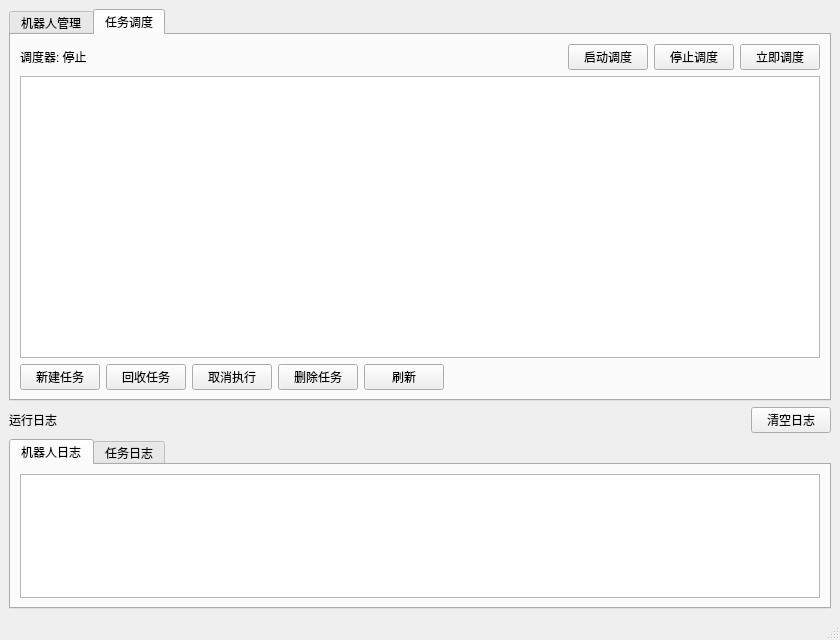
Qt form app/mainwindow.ui (Yukonila/AVGRobot) before a commit.
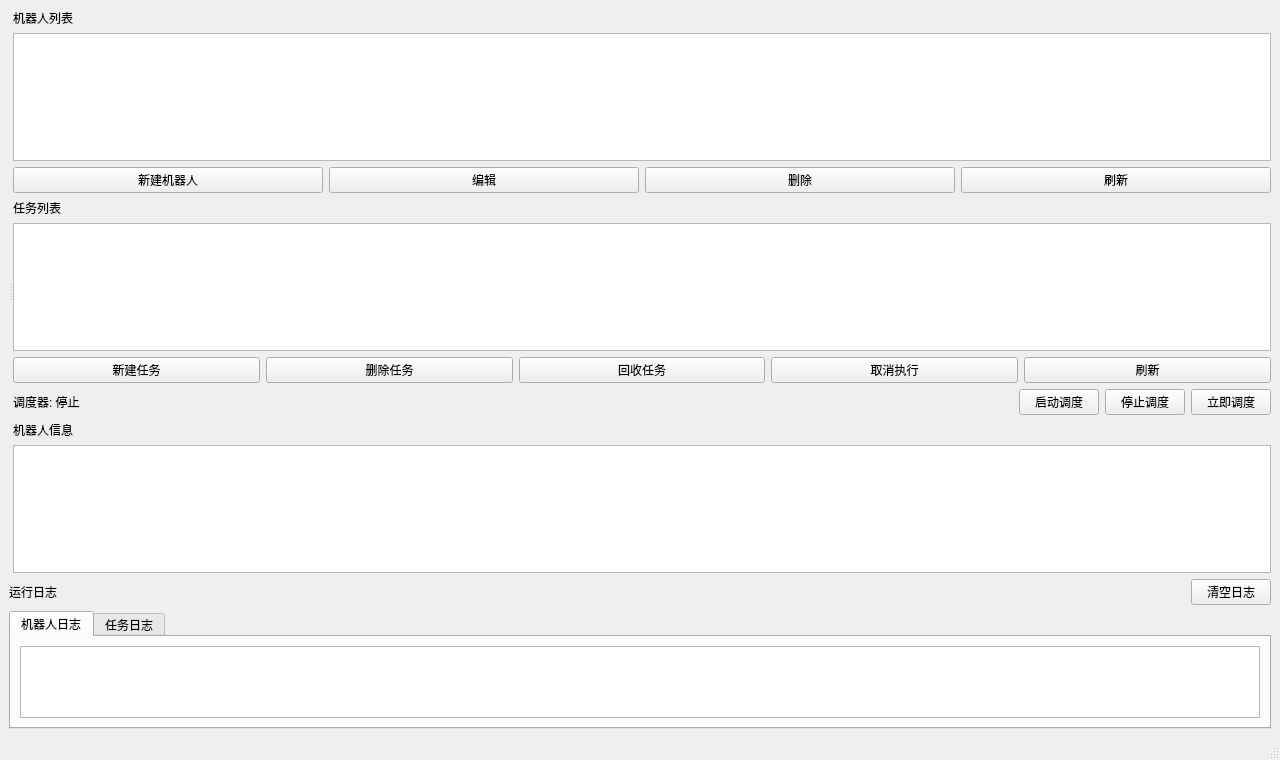
The same form after that commit.

```diff
--- a/app/mainwindow.ui
+++ b/app/mainwindow.ui
@@ -6,8 +6,8 @@
    <rect>
     <x>0</x>
     <y>0</y>
-    <width>840</width>
-    <height>640</height>
+    <width>1280</width>
+    <height>760</height>
    </rect>
   </property>
   <property name="windowTitle">
@@ -16,22 +16,32 @@
   <widget class="QWidget" name="centralwidget">
    <layout class="QVBoxLayout" name="verticalLayout">
     <item>
-     <widget class="QTabWidget" name="tabMain">
-      <property name="currentIndex">
-       <number>1</number>
+     <widget class="QSplitter" name="mainSplitter">
+      <property name="orientation">
+       <enum>Qt::Horizontal</enum>
       </property>
-      <widget class="QWidget" name="robotPage">
-       <attribute name="title">
-        <string>机器人管理</string>
-       </attribute>
-       <layout class="QVBoxLayout" name="robotPageLayout">
+      <widget class="QWidget" name="canvasHost">
+       <layout class="QVBoxLayout" name="canvasLayout"/>
+      </widget>
+      <widget class="QWidget" name="rightPanel">
+       <property name="minimumSize">
+        <size>
+         <width>380</width>
+         <height>0</height>
+        </size>
+       </property>
+       <layout class="QVBoxLayout" name="rightLayout">
+        <item>
+         <widget class="QLabel" name="labelRobotList">
+          <property name="text">
+           <string>机器人列表</string>
+          </property>
+         </widget>
+        </item>
         <item>
          <widget class="QTableWidget" name="tableRobot">
           <property name="editTriggers">
-           <set>QAbstractItemView::EditTrigger::NoEditTriggers</set>
-          </property>
-          <property name="alternatingRowColors">
-           <bool>true</bool>
+           <set>QAbstractItemView::NoEditTriggers</set>
           </property>
           <property name="selectionBehavior">
            <enum>QAbstractItemView::SelectionBehavior::SelectRows</enum>
@@ -68,28 +78,67 @@
             </property>
            </widget>
           </item>
+         </layout>
+        </item>
+        <item>
+         <widget class="QLabel" name="labelTaskList">
+          <property name="text">
+           <string>任务列表</string>
+          </property>
+         </widget>
+        </item>
+        <item>
+         <widget class="QTableWidget" name="tableTask">
+          <property name="editTriggers">
+           <set>QAbstractItemView::NoEditTriggers</set>
+          </property>
+          <property name="selectionBehavior">
+           <enum>QAbstractItemView::SelectRows</enum>
+          </property>
+         </widget>
+        </item>
+        <item>
+         <layout class="QHBoxLayout" name="taskButtonLayout">
           <item>
-           <spacer name="robotButtonSpacer">
-            <property name="orientation">
-             <enum>Qt::Orientation::Horizontal</enum>
+           <widget class="QPushButton" name="btnAddTask">
+            <property name="text">
+             <string>新建任务</string>
             </property>
-            <property name="sizeHint" stdset="0">
-             <size>
-              <width>40</width>
-              <height>20</height>
-             </size>
+            <property name="visible">
+             <bool>false</bool>
             </property>
-           </spacer>
+           </widget>
           </item>
+          <item>
+           <widget class="QPushButton" name="btnDeleteTask">
+            <property name="text">
+             <string>删除任务</string>
+            </property>
+           </widget>
+          </item>
+          <item>
+           <widget class="QPushButton" name="btnRecycleTask">
+            <property name="text">
+             <string>回收任务</string>
+            </property>
+           </widget>
+          </item>
+          <item>
+           <widget class="QPushButton" name="btnCancelExecTask">
+            <property name="text">
+             <string>取消执行</string>
+            </property>
+           </widget>
+          </item>
+          <item>
+           <widget class="QPushButton" name="btnRefreshTask">
+            <property name="text">
+             <string>刷新</string>
+            </property>
+           </widget>
+          </item>
          </layout>
         </item>
-       </layout>
-      </widget>
-      <widget class="QWidget" name="taskPage">
-       <attribute name="title">
-        <string>任务调度</string>
-       </attribute>
-       <layout class="QVBoxLayout" name="taskPageLayout">
         <item>
          <layout class="QHBoxLayout" name="schedulerControlLayout">
           <item>
@@ -136,69 +185,21 @@
          </layout>
         </item>
         <item>
-         <widget class="QTableWidget" name="tableTask">
-          <property name="editTriggers">
-           <set>QAbstractItemView::EditTrigger::NoEditTriggers</set>
-          </property>
-          <property name="alternatingRowColors">
-           <bool>true</bool>
-          </property>
-          <property name="selectionBehavior">
-           <enum>QAbstractItemView::SelectionBehavior::SelectRows</enum>
+         <widget class="QLabel" name="labelRobotInfo">
+          <property name="text">
+           <string>机器人信息</string>
           </property>
          </widget>
         </item>
         <item>
-         <layout class="QHBoxLayout" name="taskButtonLayout">
-          <item>
-           <widget class="QPushButton" name="btnAddTask">
-            <property name="text">
-             <string>新建任务</string>
-            </property>
-           </widget>
-          </item>
-          <item>
-           <widget class="QPushButton" name="btnRecycleTask">
-            <property name="text">
-             <string>回收任务</string>
-            </property>
-           </widget>
-          </item>
-          <item>
-           <widget class="QPushButton" name="btnCancelExecTask">
-            <property name="text">
-             <string>取消执行</string>
-            </property>
-           </widget>
-          </item>
-          <item>
-           <widget class="QPushButton" name="btnDeleteTask">
-            <property name="text">
-             <string>删除任务</string>
-            </property>
-           </widget>
-          </item>
-          <item>
-           <widget class="QPushButton" name="btnRefreshTask">
-            <property name="text">
-             <string>刷新</string>
-            </property>
-           </widget>
-          </item>
-          <item>
-           <spacer name="taskButtonSpacer">
-            <property name="orientation">
-             <enum>Qt::Orientation::Horizontal</enum>
-            </property>
-            <property name="sizeHint" stdset="0">
-             <size>
-              <width>40</width>
-              <height>20</height>
-             </size>
-            </property>
-           </spacer>
-          </item>
-         </layout>
+         <widget class="QTextBrowser" name="robotInfo">
+          <property name="minimumSize">
+           <size>
+            <width>0</width>
+            <height>120</height>
+           </size>
+          </property>
+         </widget>
         </item>
        </layout>
       </widget>
```
Left out of the diff: 10 changed lines with no effect on the pictures.
